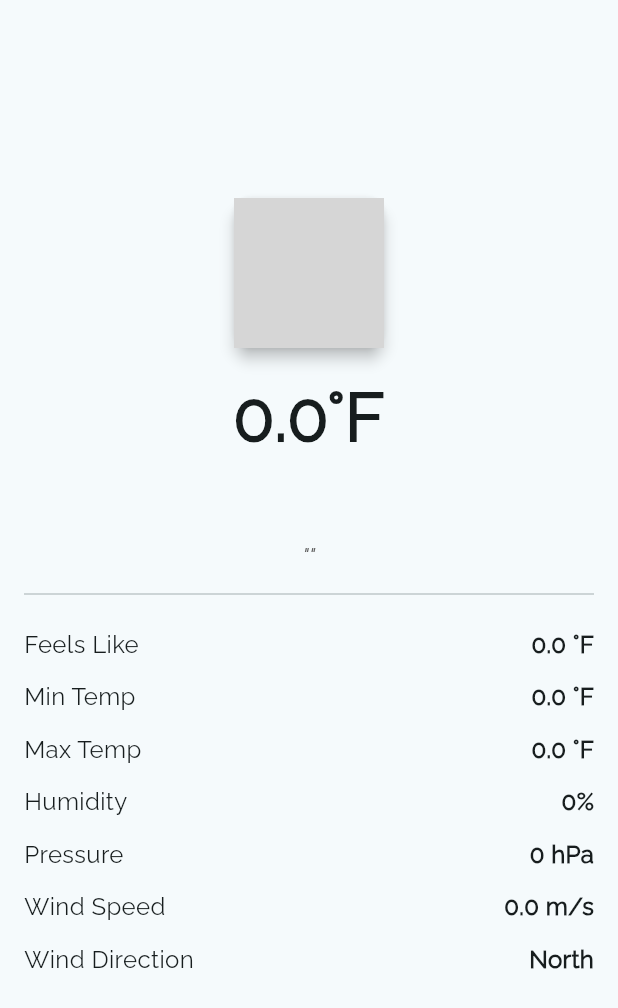
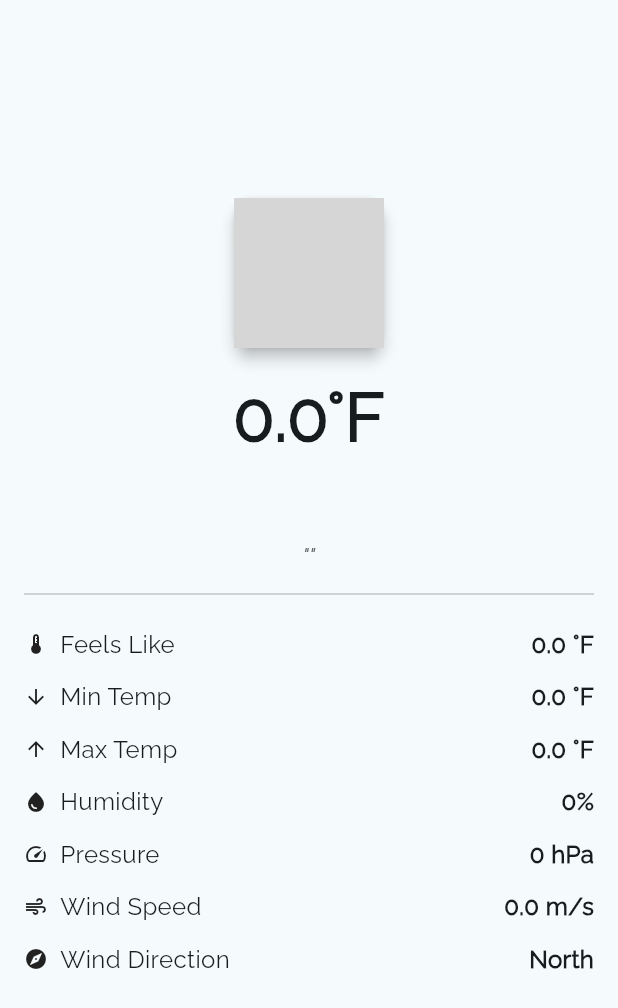
Before and after one commit to WhoisBsa/open_weather, a Flutter app: the WeatherInfo screen opened directly with empty values, on a phone screen of 412 x 824 dp. Shown: the top 1008 px of the screen. Run offline on Flutter 3.47's test engine with Material 3 defaults, Android fonts, the phone set to English and light mode, and no system bars; our stand-ins replace flutter_dotenv, geolocator; network calls fail; grey boxes are pictures that could not be loaded.

Commit message:
ft: add icons

```diff
--- a/lib/main.dart
+++ b/lib/main.dart
@@ -24,7 +24,7 @@ class _WeatherAppState extends State<WeatherApp> {
   @override
   void initState() {
     super.initState();
-    Future.delayed(const Duration(seconds: 3), () {
+    Future.delayed(const Duration(seconds: 2), () {
       setState(() {
         _showSplash = false;
       });
--- a/lib/widgets/weather/weather_info.dart
+++ b/lib/widgets/weather/weather_info.dart
@@ -138,27 +138,37 @@ class WeatherDetails extends StatelessWidget {
     return Column(
       children: [
         WeatherDetailTile(
+          icon: Icons.thermostat,
           label: 'Feels Like',
           value: '${weatherInfo.feelsLike.toStringAsFixed(1)} °F',
         ),
         WeatherDetailTile(
+          icon: Icons.arrow_downward,
           label: 'Min Temp',
           value: '${weatherInfo.tempMin.toStringAsFixed(1)} °F',
         ),
         WeatherDetailTile(
+          icon: Icons.arrow_upward,
           label: 'Max Temp',
           value: '${weatherInfo.tempMax.toStringAsFixed(1)} °F',
         ),
-        WeatherDetailTile(label: 'Humidity', value: '${weatherInfo.humidity}%'),
         WeatherDetailTile(
+          icon: Icons.water_drop,
+          label: 'Humidity',
+          value: '${weatherInfo.humidity}%'
+        ),
+        WeatherDetailTile(
+          icon: Icons.speed,
           label: 'Pressure',
           value: '${weatherInfo.pressure} hPa',
         ),
         WeatherDetailTile(
+           icon: Icons.air,
           label: 'Wind Speed',
           value: '${weatherInfo.windSpeed} m/s',
         ),
         WeatherDetailTile(
+          icon: Icons.explore,
           label: 'Wind Direction',
           value: windDirectionFromDeg(weatherInfo.windDeg),
         ),
@@ -168,11 +178,13 @@ class WeatherDetails extends StatelessWidget {
 }
 
 class WeatherDetailTile extends StatelessWidget {
+  final IconData icon;
   final String label;
   final String value;
 
   const WeatherDetailTile({
     super.key,
+    required this.icon,
     required this.label,
     required this.value,
   });
@@ -184,7 +196,14 @@ class WeatherDetailTile extends StatelessWidget {
       child: Row(
         mainAxisAlignment: MainAxisAlignment.spaceBetween,
         children: [
-          Text(label, style: const TextStyle(fontSize: 16)),
+          Row(
+            mainAxisAlignment: MainAxisAlignment.start,
+            spacing: 8,
+            children: [
+              Icon(icon, size: 16),
+              Text(label, style: const TextStyle(fontSize: 16)),
+            ],
+          ),
           Text(
             value,
             style: const TextStyle(fontSize: 16, fontWeight: FontWeight.w600),
```
